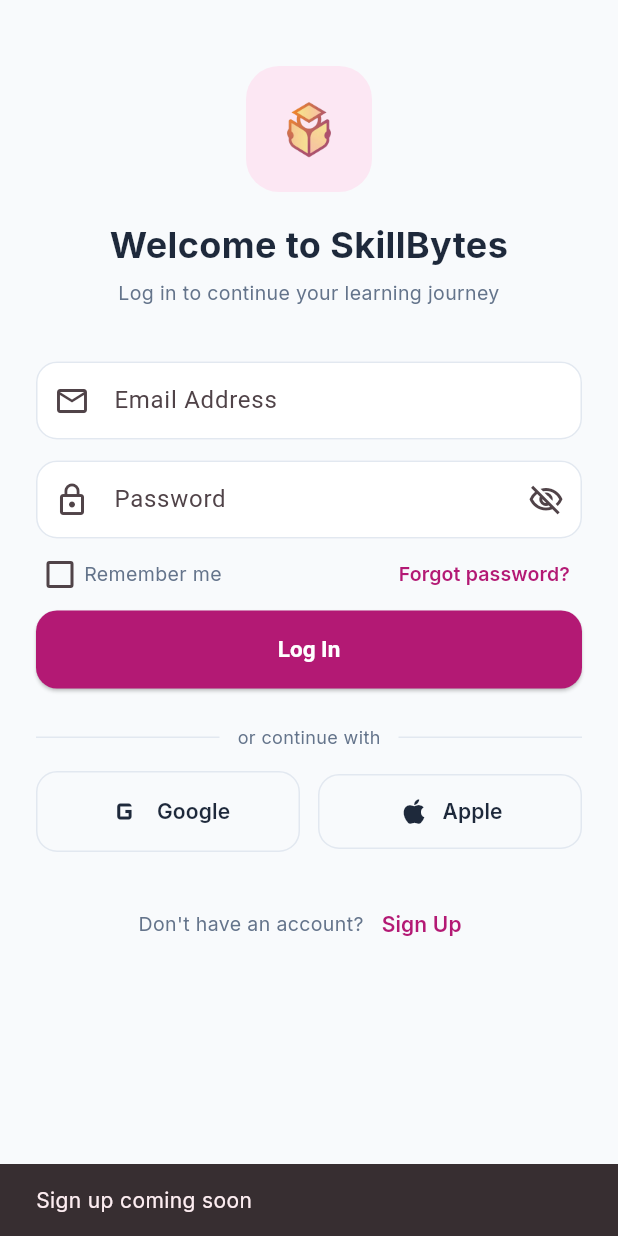
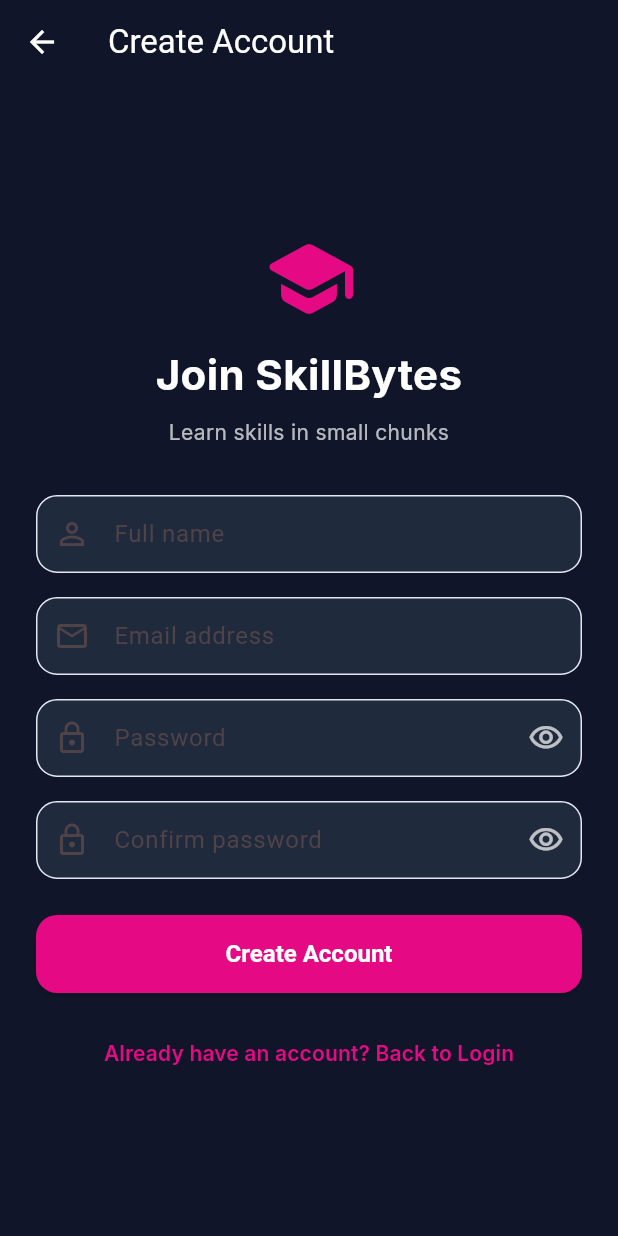
Before and after one commit to RAJ322622/skillbytes_app, a Flutter app: the screen it shows after launch, after a tap on "Sign Up", on a phone screen of 412 x 824 dp. Run offline on Flutter 3.47's test engine with Material 3 defaults, Android fonts, the phone set to English and light mode, and no system bars; our stand-ins replace google_fonts.

Commit message:
Update authentication screens and add feedback form

```diff
--- a/lib/screens/login_screen.dart
+++ b/lib/screens/login_screen.dart
@@ -1,5 +1,8 @@
+
 import 'package:flutter/material.dart';
 import '../theme/app_theme.dart';
+import 'signup_screen.dart';
+import 'forgot_password_screen.dart';
 
 class LoginScreen extends StatefulWidget {
   const LoginScreen({super.key});
@@ -232,7 +235,14 @@
                 ],
               ),
               TextButton(
-                onPressed: () => _stub('Forgot password'),
+                onPressed: () {
+                  Navigator.push(
+                    context,
+                    MaterialPageRoute(
+                      builder: (_) => const ForgotPasswordScreen(),
+                    ),
+                  );
+                },
                 style: TextButton.styleFrom(
                   padding: const EdgeInsets.symmetric(horizontal: 8),
                   minimumSize: Size.zero,
@@ -323,7 +333,14 @@
             style: TextStyle(fontSize: 13),
           ),
           TextButton(
-            onPressed: () => _stub('Sign up'),
+            onPressed: () {
+              Navigator.push(
+                context,
+                MaterialPageRoute(
+                  builder: (_) => const SignupScreen(),
+                ),
+              );
+            },
             child: const Text('Sign Up'),
           ),
         ],
--- /dev/null
+++ b/lib/screens/signup_screen.dart
@@ -0,0 +1,261 @@
+
+import 'package:flutter/material.dart';
+
+class SignupScreen extends StatefulWidget {
+  const SignupScreen({super.key});
+
+  @override
+  State<SignupScreen> createState() => _SignupScreenState();
+}
+
+class _SignupScreenState extends State<SignupScreen> {
+  final _formKey = GlobalKey<FormState>();
+  final _nameController = TextEditingController();
+  final _emailController = TextEditingController();
+  final _passwordController = TextEditingController();
+  final _confirmPasswordController = TextEditingController();
+
+  bool _hidePassword = true;
+  bool _hideConfirmPassword = true;
+
+  static const Color navy = Color(0xFF101529);
+  static const Color pink = Color(0xFFE50983);
+
+  @override
+  void dispose() {
+    _nameController.dispose();
+    _emailController.dispose();
+    _passwordController.dispose();
+    _confirmPasswordController.dispose();
+    super.dispose();
+  }
+
+  String? _validateEmail(String? value) {
+    if (value == null || value.trim().isEmpty) {
+      return 'Please enter your email address';
+    }
+
+    final emailPattern = RegExp(
+      r'^[^@\s]+@[^@\s]+\.[^@\s]+$',
+    );
+
+    if (!emailPattern.hasMatch(value.trim())) {
+      return 'Please enter a valid email address';
+    }
+
+    return null;
+  }
+
+  InputDecoration _decoration(
+    String label, {
+    IconData? icon,
+    Widget? suffix,
+  }) {
+    return InputDecoration(
+      labelText: label,
+      prefixIcon: icon == null ? null : Icon(icon),
+      suffixIcon: suffix,
+      filled: true,
+      fillColor: const Color(0xFF202A3D),
+      border: OutlineInputBorder(
+        borderRadius: BorderRadius.circular(14),
+        borderSide: BorderSide.none,
+      ),
+      errorMaxLines: 2,
+    );
+  }
+
+  void _submitForm() {
+    FocusScope.of(context).unfocus();
+
+    if (_formKey.currentState!.validate()) {
+      ScaffoldMessenger.of(context).showSnackBar(
+        const SnackBar(
+          content: Text(
+            'Form validated successfully! Account creation '
+            'needs an authentication service.',
+          ),
+        ),
+      );
+    }
+  }
+
+  @override
+  Widget build(BuildContext context) {
+    return Scaffold(
+      backgroundColor: navy,
+      appBar: AppBar(
+        backgroundColor: navy,
+        foregroundColor: Colors.white,
+        elevation: 0,
+        title: const Text('Create Account'),
+      ),
+      body: SafeArea(
+        child: Center(
+          child: SingleChildScrollView(
+            padding: const EdgeInsets.all(24),
+            child: ConstrainedBox(
+              constraints: const BoxConstraints(maxWidth: 460),
+              child: Form(
+                key: _formKey,
+                child: Column(
+                  crossAxisAlignment: CrossAxisAlignment.stretch,
+                  children: [
+                    const Icon(
+                      Icons.school_rounded,
+                      color: pink,
+                      size: 64,
+                    ),
+                    const SizedBox(height: 12),
+                    const Text(
+                      'Join SkillBytes',
+                      textAlign: TextAlign.center,
+                      style: TextStyle(
+                        color: Colors.white,
+                        fontSize: 28,
+                        fontWeight: FontWeight.bold,
+                      ),
+                    ),
+                    const SizedBox(height: 8),
+                    const Text(
+                      'Learn skills in small chunks',
+                      textAlign: TextAlign.center,
+                      style: TextStyle(color: Colors.white70),
+                    ),
+                    const SizedBox(height: 32),
+
+                    TextFormField(
+                      controller: _nameController,
+                      style: const TextStyle(color: Colors.white),
+                      textCapitalization: TextCapitalization.words,
+                      decoration: _decoration(
+                        'Full name',
+                        icon: Icons.person_outline,
+                      ),
+                      validator: (value) {
+                        if (value == null || value.trim().isEmpty) {
+                          return 'Please enter your name';
+                        }
+                        return null;
+                      },
+                    ),
+                    const SizedBox(height: 16),
+
+                    TextFormField(
+                      controller: _emailController,
+                      style: const TextStyle(color: Colors.white),
+                      keyboardType: TextInputType.emailAddress,
+                      decoration: _decoration(
+                        'Email address',
+                        icon: Icons.email_outlined,
+                      ),
+                      validator: _validateEmail,
+                    ),
+                    const SizedBox(height: 16),
+
+                    TextFormField(
+                      controller: _passwordController,
+                      style: const TextStyle(color: Colors.white),
+                      obscureText: _hidePassword,
+                      decoration: _decoration(
+                        'Password',
+                        icon: Icons.lock_outline,
+                        suffix: IconButton(
+                          onPressed: () {
+                            setState(() {
+                              _hidePassword = !_hidePassword;
+                            });
+                          },
+                          icon: Icon(
+                            _hidePassword
+                                ? Icons.visibility_outlined
+                                : Icons.visibility_off_outlined,
+                            color: Colors.white70,
+                          ),
+                        ),
+                      ),
+                      validator: (value) {
+                        if (value == null || value.isEmpty) {
+                          return 'Please enter a password';
+                        }
+                        if (value.length < 8) {
+                          return 'Password must contain at least 8 characters';
+                        }
+                        return null;
+                      },
+                    ),
+                    const SizedBox(height: 16),
+
+                    TextFormField(
+                      controller: _confirmPasswordController,
+                      style: const TextStyle(color: Colors.white),
+                      obscureText: _hideConfirmPassword,
+                      decoration: _decoration(
+                        'Confirm password',
+                        icon: Icons.lock_outline,
+                        suffix: IconButton(
+                          onPressed: () {
+                            setState(() {
+                              _hideConfirmPassword =
+                                  !_hideConfirmPassword;
+                            });
+                          },
+                          icon: Icon(
+                            _hideConfirmPassword
+                                ? Icons.visibility_outlined
+                                : Icons.visibility_off_outlined,
+                            color: Colors.white70,
+                          ),
+                        ),
+                      ),
+                      validator: (value) {
+                        if (value == null || value.isEmpty) {
+                          return 'Please confirm your password';
+                        }
+                        if (value != _passwordController.text) {
+                          return 'Passwords do not match';
+                        }
+                        return null;
+                      },
+                    ),
+                    const SizedBox(height: 24),
+
+                    SizedBox(
+                      height: 52,
+                      child: ElevatedButton(
+                        onPressed: _submitForm,
+                        style: ElevatedButton.styleFrom(
+                          backgroundColor: pink,
+                          foregroundColor: Colors.white,
+                          shape: RoundedRectangleBorder(
+                            borderRadius: BorderRadius.circular(14),
+                          ),
+                        ),
+                        child: const Text(
+                          'Create Account',
+                          style: TextStyle(
+                            fontSize: 16,
+                            fontWeight: FontWeight.bold,
+                          ),
+                        ),
+                      ),
+                    ),
+                    const SizedBox(height: 16),
+
+                    TextButton(
+                      onPressed: () => Navigator.pop(context),
+                      child: const Text(
+                        'Already have an account? Back to Login',
+                        style: TextStyle(color: pink),
+                      ),
+                    ),
+                  ],
+                ),
+              ),
+            ),
+          ),
+        ),
+      ),
+    );
+  }
+}
```
Also changed, not shown: lib/screens/feedback_screen.dart (added, +141 -0 lines), lib/screens/forgot_password_screen.dart (added, +164 -0 lines), lib/screens/profile_screen.dart (+14 -1 lines).
